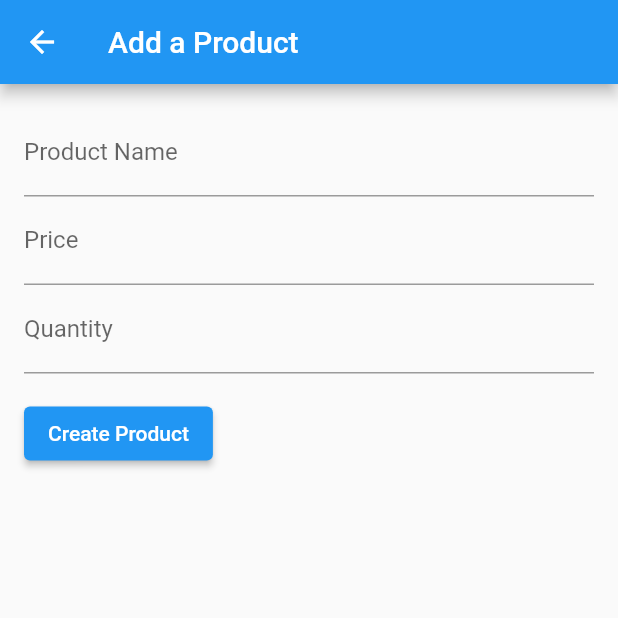
After one commit to Bakez98/Flutter_Task_one, a Flutter app: the screen it shows after launch, item 2 of the bottom bar chosen, after a tap on the "add" icon, on a phone screen of 412 x 824 dp, the top half of it. The commit adds this screen. Run offline on Flutter 3.47's test engine with Material 2 defaults, Android fonts, the phone set to English and light mode, and no system bars; accounts and stored records are empty.

Commit message:
pushing latest

```diff
--- a/lib/main.dart
+++ b/lib/main.dart
@@ -1,5 +1,7 @@
 import 'package:flutter/material.dart';
-import 'package:gallery_application/screens/log_in.dart';
+import 'package:gallery_application/providers/basket_provider.dart';
+import 'package:gallery_application/providers/product_provider.dart';
+import 'package:gallery_application/screens/tabs.dart';
 import 'package:provider/provider.dart';
 import 'package:gallery_application/providers/auth_provider.dart.dart';
 
@@ -11,11 +13,15 @@ class MyApp extends StatelessWidget {
   const MyApp({super.key});
   @override
   Widget build(BuildContext context) {
-    return ChangeNotifierProvider(
-      create: (context) => AuthProvider(),
+    return MultiProvider(
+      providers: [
+        ChangeNotifierProvider(create: (context) => AuthProvider()),
+        ChangeNotifierProvider(create: (context) => ProductProvider()),
+        ChangeNotifierProvider(create: (context) => BasketProvider()),
+      ],
       child: const MaterialApp(
         title: 'Products basket',
-        home: LogInScreen(),
+        home: TabsScreen(),
       ),
     );
   }
--- a/lib/models/product_item.dart
+++ b/lib/models/product_item.dart
@@ -8,6 +8,6 @@ class ProductItem {
 
   final String id;
   final String productName;
-  final int productPrice;
+  final double productPrice;
   final int productQuantity;
 }
--- /dev/null
+++ b/lib/providers/basket_provider.dart
@@ -0,0 +1,23 @@
+import 'package:flutter/material.dart';
+import 'package:gallery_application/models/product_item.dart';
+
+class BasketProvider extends ChangeNotifier {
+  final List<ProductItem> _basket = [];
+
+  List<ProductItem> get basket => _basket;
+
+  void addProductToBasket(ProductItem productItem) {
+    var isExist = false;
+    _basket.forEach((e) {
+      if (e.productName == productItem.productName) {
+        isExist = true;
+      }
+    });
+
+    if (!isExist) {
+      _basket.add(productItem);
+    } else {
+      print("Item allready exists ");
+    }
+  }
+}
--- /dev/null
+++ b/lib/screens/add_products.dart
@@ -0,0 +1,114 @@
+import 'package:flutter/material.dart';
+import 'package:flutter/services.dart';
+import 'package:gallery_application/models/product_item.dart';
+import 'package:provider/provider.dart';
+import 'package:gallery_application/providers/product_provider.dart';
+
+class AddProducts extends StatelessWidget {
+  AddProducts({super.key});
+
+  @override
+  Widget build(BuildContext context) {
+    final _formKey = GlobalKey<FormState>();
+    final TextEditingController _productNameController =
+        TextEditingController();
+    final TextEditingController _productPriceController =
+        TextEditingController();
+    final TextEditingController _productQuantityController =
+        TextEditingController();
+
+    void _createProduct() {
+      if (_formKey.currentState!.validate()) {
+        final myProvider = Provider.of<ProductProvider>(context, listen: false);
+        myProvider.addProduct(
+          _productNameController.text,
+          double.parse(_productPriceController.text),
+          int.parse(_productQuantityController.text),
+        );
+        Navigator.pop(context);
+        ScaffoldMessenger.of(context).showSnackBar(
+          SnackBar(
+            width: 200,
+            backgroundColor: Theme.of(context).colorScheme.secondary,
+            shape: RoundedRectangleBorder(
+              borderRadius: BorderRadius.circular(10),
+            ),
+            behavior: SnackBarBehavior.floating,
+            content: const Text("Added Successfully"),
+          ),
+        );
+      }
+    }
+
+    return Scaffold(
+      appBar: AppBar(title: const Text("Add a Product")),
+      body: Padding(
+        padding: const EdgeInsets.all(16.0),
+        child: Form(
+          key: _formKey,
+          child: Column(
+            crossAxisAlignment: CrossAxisAlignment.start,
+            children: [
+              TextFormField(
+                controller: _productNameController,
+                inputFormatters: [
+                  FilteringTextInputFormatter.allow(
+                      RegExp(r'[a-zA-Z]')), // Only allow letters
+                ],
+                decoration: const InputDecoration(labelText: 'Product Name'),
+                validator: (value) {
+                  if (value == null || value.isEmpty) {
+                    return 'Please enter a product name.';
+                  }
+                  return null;
+                },
+              ),
+              TextFormField(
+                decoration: const InputDecoration(labelText: 'Price'),
+                controller: _productPriceController,
+                inputFormatters: [
+                  FilteringTextInputFormatter.allow(
+                      RegExp(r'^\d+\.?\d{0,2}$')), // Only allow digits
+                ],
+                keyboardType:
+                    const TextInputType.numberWithOptions(decimal: true),
+                validator: (value) {
+                  if (value == null || value.isEmpty) {
+                    return 'Please enter a price.';
+                  }
+                  if (double.tryParse(value) == null) {
+                    return 'Invalid price. Please enter a valid number.';
+                  }
+                  return null;
+                },
+              ),
+              TextFormField(
+                decoration: const InputDecoration(labelText: 'Quantity'),
+                controller: _productQuantityController,
+                inputFormatters: [
+                  FilteringTextInputFormatter.allow(
+                      RegExp(r'[0-9]')), // Only allow digits
+                ],
+                keyboardType: TextInputType.number,
+                validator: (value) {
+                  if (value == null || value.isEmpty) {
+                    return 'Please enter a quantity.';
+                  }
+                  if (int.tryParse(value) == null) {
+                    return 'Invalid quantity. Please enter a valid number.';
+                  }
+                  return null;
+                },
+              ),
+              const SizedBox(height: 16.0),
+              ElevatedButton(
+                onPressed: _createProduct,
+                child: const Text('Create Product'),
+              ),
+            ],
+          ),
+        ),
+      ),
+    );
+  }
+}
--- /dev/null
+++ b/lib/screens/products_basket.dart
@@ -0,0 +1,30 @@
+import 'package:flutter/material.dart';
+import 'package:gallery_application/models/product_item.dart';
+import 'package:gallery_application/providers/basket_provider.dart';
+import 'package:provider/provider.dart';
+
+class ProductsBasket extends StatefulWidget {
+  const ProductsBasket({Key? key}) : super(key: key);
+
+  @override
+  _ProductsBasketState createState() => _ProductsBasketState();
+}
+
+class _ProductsBasketState extends State<ProductsBasket> {
+  @override
+  Widget build(BuildContext context) {
+    return Scaffold(
+    body: Consumer<BasketProvider>(
+        builder: (context, basketProvider, child) {
+          List<ProductItem> basket = basketProvider.basket;
+          return ListView.builder(
+            itemCount: basket.length,
+            itemBuilder: (context, index) {
+
+            },
+          );
+        },
+      ),
+    );
+  }
+}
--- a/lib/screens/products_list.dart
+++ b/lib/screens/products_list.dart
@@ -1,4 +1,8 @@
 import 'package:flutter/material.dart';
+import 'package:gallery_application/models/product_item.dart';
+import 'package:gallery_application/providers/product_provider.dart';
+import 'package:gallery_application/widgets/product_items.dart';
+import 'package:provider/provider.dart';
 
 class ProductsScreen extends StatefulWidget {
   const ProductsScreen({super.key});
@@ -11,8 +15,17 @@ class _ProductsScreenState extends State<ProductsScreen> {
   @override
   Widget build(BuildContext context) {
     return Scaffold(
-      appBar: AppBar(
-        title: const Text("Our Products"),
+      body: Consumer<ProductProvider>(
+        builder: (context, productProvider, child) {
+          List<ProductItem> products = productProvider.products;
+          return ListView.builder(
+            itemCount: products.length,
+            itemBuilder: (context, index) {
+              ProductItem product = products[index];
+              return ProductItems(product: product);
+            },
+          );
+        },
       ),
     );
   }
--- a/lib/screens/registration.dart
+++ b/lib/screens/registration.dart
@@ -1,6 +1,6 @@
 import 'package:flutter/material.dart';
+import 'package:gallery_application/screens/log_in.dart';
 import 'package:gallery_application/providers/auth_provider.dart.dart';
-import 'package:gallery_application/screens/log_in.dart';
 import 'package:provider/provider.dart';
 
 class RegistrationScreen extends StatefulWidget {
@@ -169,7 +169,7 @@ class _RegistrationScreenState extends State<RegistrationScreen> {
                       width: 5,
                     ),
                     TextButton(
-                      onPressed: () => Navigator.push(
+                      onPressed: () => Navigator.pushReplacement(
                         context,
                         MaterialPageRoute(
                           builder: (context) => const LogInScreen(),
--- /dev/null
+++ b/lib/screens/tabs.dart
@@ -0,0 +1,84 @@
+import 'package:flutter/material.dart';
+import 'package:gallery_application/providers/auth_provider.dart.dart';
+import 'package:gallery_application/screens/add_products.dart';
+import 'package:gallery_application/screens/log_in.dart';
+import 'package:gallery_application/screens/products_basket.dart';
+import 'package:gallery_application/screens/products_list.dart';
+import 'package:provider/provider.dart';
+
+class TabsScreen extends StatefulWidget {
+  const TabsScreen({super.key});
+
+  @override
+  State<TabsScreen> createState() {
+    return _TabsScreenState();
+  }
+}
+
+class _TabsScreenState extends State<TabsScreen> {
+  int _selectedPageIndex = 0;
+
+  void _selectPage(int index) {
+    setState(() {
+      _selectedPageIndex = index;
+    });
+  }
+
+  void _logOut() {
+    final myProvider = Provider.of<AuthProvider>(context, listen: false);
+    myProvider.logoutUser();
+    Navigator.of(context).push(
+      MaterialPageRoute(
+        builder: (ctx) => const LogInScreen(),
+      ),
+    );
+  }
+
+  @override
+  Widget build(BuildContext context) {
+    Widget activePage = const ProductsScreen();
+    var activePageTitle = 'Our Products';
+
+    if (_selectedPageIndex == 1) {
+      activePage = const ProductsBasket();
+      activePageTitle = 'Your Basket';
+    }
+
+    return Scaffold(
+      appBar: AppBar(
+        actions: [
+          IconButton(
+            onPressed: () {
+              Navigator.push(context,
+                  MaterialPageRoute(builder: (context) => AddProducts()));
+            },
+            icon: const Icon(Icons.add),
+          ),
+          IconButton(
+            onPressed: _logOut,
+            icon: const Icon(Icons.logout_sharp),
+          ),
+        ],
+        title: Text(activePageTitle),
+      ),
+      // drawer: MainDrawer(
+      //   onSelectScreen: _setScreen,
+      // ),
+      body: activePage,
+      bottomNavigationBar: BottomNavigationBar(
+        onTap: _selectPage,
+        currentIndex: _selectedPageIndex,
+        items: const [
+          BottomNavigationBarItem(
+            icon: Icon(Icons.list),
+            label: 'Products',
+          ),
+          BottomNavigationBarItem(
+            icon: Icon(Icons.shopping_basket),
+            label: 'Basket',
+          ),
+        ],
+      ),
+    );
+  }
+}
--- /dev/null
+++ b/lib/widgets/product_items.dart
@@ -0,0 +1,56 @@
+import 'package:flutter/material.dart';
+import 'package:gallery_application/models/product_item.dart';
+import 'package:gallery_application/providers/basket_provider.dart';
+import 'package:provider/provider.dart';
+
+class ProductItems extends StatelessWidget {
+  const ProductItems({Key? key, required this.product}) : super(key: key);
+
+  final ProductItem product;
+
+  @override
+  Widget build(BuildContext context) {
+
+
+    void _addToBasket() {
+      final myProvider = Provider.of<BasketProvider>(context, listen: false);
+      myProvider.addProductToBasket(product);
+      print("Product add to basket");
+    }
+
+    return Padding(
+      padding: const EdgeInsets.symmetric(horizontal: 16.0, vertical: 8.0),
+      child: Card(
+        elevation: 4, // Add a shadow to the card
+        shape: RoundedRectangleBorder(
+          borderRadius: BorderRadius.circular(10),
+          side: const BorderSide(color: Colors.grey, width: 1),
+        ),
+        color: Colors.cyanAccent, // You can change this to any color you want
+
+        child: ListTile(
+          title: Text(product.productName),
+          subtitle: Text(
+            'Price: ${product.productPrice} \$ , Quantity: ${product.productQuantity}',
+          ),
+          trailing: Row(
+            mainAxisSize: MainAxisSize.min,
+            children: [
+              IconButton(
+                icon: const Icon(Icons.remove),
+                onPressed: () {
+                  _addToBasket();
+                  print("Product add to basket");
+                },
+              ),
+              IconButton(
+                icon: const Icon(Icons.add),
+                onPressed: () {},
+              ),
+            ],
+          ),
+        ),
+      ),
+    );
+  }
+}
```
Also changed, not shown: lib/providers/product_provider.dart (added, +40 -0 lines), lib/screens/log_in.dart (+4 -4 lines).
